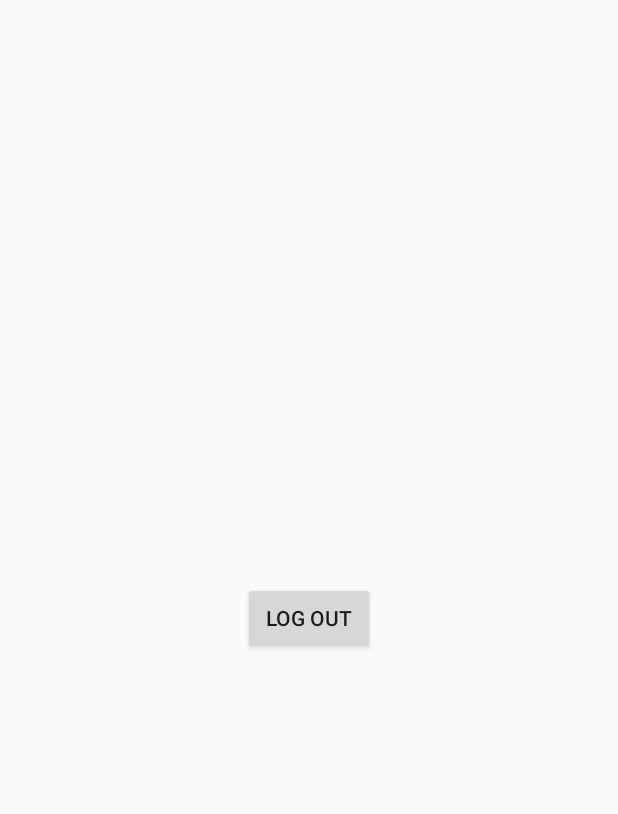
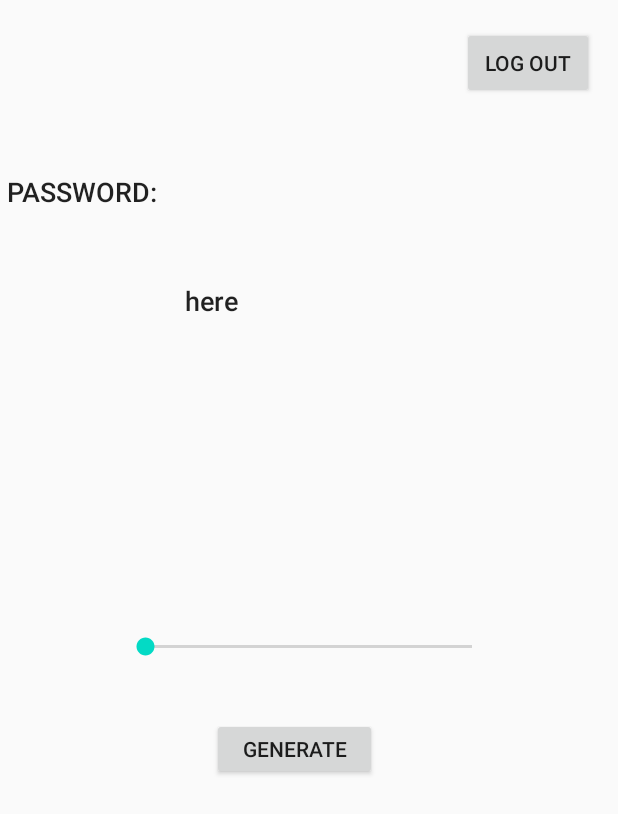
Before and after one commit to marvinwel/3311_Team_4, an Android app: the home screen opened directly, with no data from a screen before it, on a phone screen of 412 x 824 dp. Shown: the top 814 px of the screen. Run offline under Robolectric (Android 15) with nearby library versions, the phone set to English and light mode, and no system bars; our stand-ins replace ButterKnife, Firebase (no records; nobody signed in at launch, a user with empty details on screens opened directly).

Commit message:
password generator
added password generator

```diff
--- /dev/null
+++ b/app/src/main/java/com/example/password_saver/PasswordGenerator.java
@@ -0,0 +1,25 @@
+package com.example.password_saver;
+
+import android.os.Build;
+
+import androidx.annotation.RequiresApi;
+
+import java.util.concurrent.ThreadLocalRandom;
+
+public class PasswordGenerator {
+
+    private static  final int MIN_CODE = 33, MAX_CODE = 126;
+
+    @RequiresApi(api = Build.VERSION_CODES.LOLLIPOP)
+    public static String process(int length)
+    {
+        StringBuilder builder = new StringBuilder();
+
+        for(int i = 0; i < length; i++)
+        {
+            builder.append((char) ThreadLocalRandom.current().nextInt(MIN_CODE,MAX_CODE+1));
+        }
+
+        return builder.toString();
+    }
+}
--- a/app/src/main/java/com/example/password_saver/home.java
+++ b/app/src/main/java/com/example/password_saver/home.java
@@ -6,7 +6,10 @@ import android.content.Intent;
 import android.os.Bundle;
 import android.view.View;
 import android.widget.Button;
+import android.widget.SeekBar;
+import android.widget.TextView;
 import android.widget.Toast;
+//import butterknife.Butterknife;
 
 import com.google.firebase.auth.FirebaseAuth;
 
@@ -14,6 +17,9 @@ public class home extends AppCompatActivity {
 
     Button logout_bttn;
     FirebaseAuth mAuth;
+    TextView passwor_display, num_display;
+    SeekBar seekBar;
+    Button gen_bttn;
 
     @Override
     protected void onCreate(Bundle savedInstanceState) {
@@ -21,7 +27,13 @@ public class home extends AppCompatActivity {
         setContentView(R.layout.activity_home);
 
         logout_bttn = findViewById(R.id.logout_button);
+        passwor_display = findViewById(R.id.gen_pss_display);
+        num_display = findViewById(R.id.num_display);
+        seekBar = findViewById(R.id.seekBar);
+        gen_bttn = findViewById(R.id.Gen_button);
+
         mAuth = FirebaseAuth.getInstance();
+        //ButterKnife.bind(this);
 
         logout_bttn.setOnClickListener(new View.OnClickListener() {
             @Override
@@ -31,9 +43,37 @@ public class home extends AppCompatActivity {
 
             }
         });
+        seekBar.setOnSeekBarChangeListener(new SeekBar.OnSeekBarChangeListener() {
+            @Override
+            public void onProgressChanged(SeekBar seekBar, int i, boolean b) {
+                num_display.setText("Length : " + i);
+            }
+
+            @Override
+            public void onStartTrackingTouch(SeekBar seekBar) {
+
+            }
+
+            @Override
+            public void onStopTrackingTouch(SeekBar seekBar) {
+
+            }
+        });
+
+        gen_bttn.setOnClickListener(new View.OnClickListener() {
+            @Override
+            public void onClick(View view) {
+                String password = PasswordGenerator.process(seekBar.getProgress());
+                passwor_display.setText(password);
+            }
+        });
 
     }
-
+    @Override
+    public void onBackPressed()
+    {
+        Toast.makeText(this, "Cant go back", Toast.LENGTH_SHORT).show();
+    }
      void UserLogout ()
     {
         mAuth.signOut();
@@ -41,4 +81,6 @@ public class home extends AppCompatActivity {
         startActivity(new Intent(getApplicationContext(),LogIn.class));
         finish();
     }
+
+
 }
--- a/app/src/main/res/layout/activity_home.xml
+++ b/app/src/main/res/layout/activity_home.xml
@@ -13,6 +13,72 @@
         android:text="Log out"
         app:layout_constraintBottom_toBottomOf="parent"
         app:layout_constraintEnd_toEndOf="parent"
+        app:layout_constraintHorizontal_bias="0.95"
         app:layout_constraintStart_toStartOf="parent"
-        app:layout_constraintTop_toTopOf="parent" />
+        app:layout_constraintTop_toTopOf="parent"
+        app:layout_constraintVertical_bias="0.023" />
+
+    <SeekBar
+        android:id="@+id/seekBar"
+        android:layout_width="250dp"
+        android:layout_height="38dp"
+        android:layout_marginBottom="28dp"
+        app:layout_constraintBottom_toTopOf="@+id/Gen_button"
+        app:layout_constraintEnd_toEndOf="parent"
+        app:layout_constraintHorizontal_bias="0.496"
+        app:layout_constraintStart_toStartOf="parent" />
+
+    <TextView
+        android:id="@+id/gen_pss_display"
+        android:layout_width="241dp"
+        android:layout_height="96dp"
+        android:text="here"
+        android:textAppearance="@style/TextAppearance.AppCompat.Body2"
+        android:textSize="18sp"
+        app:layout_constraintBottom_toTopOf="@+id/num_display"
+        app:layout_constraintEnd_toEndOf="parent"
+        app:layout_constraintHorizontal_bias="0.723"
+        app:layout_constraintStart_toStartOf="parent"
+        app:layout_constraintTop_toBottomOf="@+id/logout_button"
+        app:layout_constraintVertical_bias="0.585" />
+
+    <Button
+        android:id="@+id/Gen_button"
+        android:layout_width="110dp"
+        android:layout_height="41dp"
+        android:layout_marginBottom="304dp"
+        android:text="Generate"
+        app:layout_constraintBottom_toBottomOf="parent"
+        app:layout_constraintEnd_toEndOf="parent"
+        app:layout_constraintHorizontal_bias="0.468"
+        app:layout_constraintStart_toStartOf="parent" />
+
+    <TextView
+        android:id="@+id/num_display"
+        android:layout_width="92dp"
+        android:layout_height="26dp"
+        android:layout_marginBottom="16dp"
+        android:textAppearance="@style/TextAppearance.AppCompat.Body2"
+        android:textSize="18sp"
+        app:layout_constraintBottom_toTopOf="@+id/seekBar"
+        app:layout_constraintEnd_toEndOf="parent"
+        app:layout_constraintHorizontal_bias="0.498"
+        app:layout_constraintStart_toStartOf="parent" />
+
+    <TextView
+        android:id="@+id/textView13"
+        android:layout_width="105dp"
+        android:layout_height="48dp"
+        android:layout_marginStart="4dp"
+        android:layout_marginLeft="4dp"
+        android:text="PASSWORD:"
+        android:textAppearance="@style/TextAppearance.AppCompat.Body2"
+        android:textSize="18sp"
+        app:layout_constraintBottom_toBottomOf="parent"
+        app:layout_constraintEnd_toStartOf="@+id/logout_button"
+        app:layout_constraintHorizontal_bias="0.005"
+        app:layout_constraintStart_toStartOf="parent"
+        app:layout_constraintTop_toTopOf="parent"
+        app:layout_constraintVertical_bias="0.149" />
+
 </androidx.constraintlayout.widget.ConstraintLayout>
--- a/app/src/main/res/layout/activity_login.xml
+++ b/app/src/main/res/layout/activity_login.xml
@@ -36,7 +36,7 @@
         android:hint="Username"
         android:inputType="textEmailAddress"
         android:textColor="#FFFFFF"
-        android:textColorHighlight="#FFFFFF"
+        android:textColorHighlight="#090808"
         android:textColorHint="#FFFFFF"
         android:textColorLink="#FFFFFF"
         android:textCursorDrawable="@color/common_google_signin_btn_text_dark_default"
@@ -68,7 +68,7 @@
         android:hint="Password"
         android:inputType="textPassword"
         android:textColor="#FFFFFF"
-        android:textColorHighlight="#FFFFFF"
+        android:textColorHighlight="#090808"
         android:textColorHint="#FFFFFF"
         android:textColorLink="#FFFFFF"
         android:textCursorDrawable="@color/common_google_signin_btn_text_dark_default"
```
